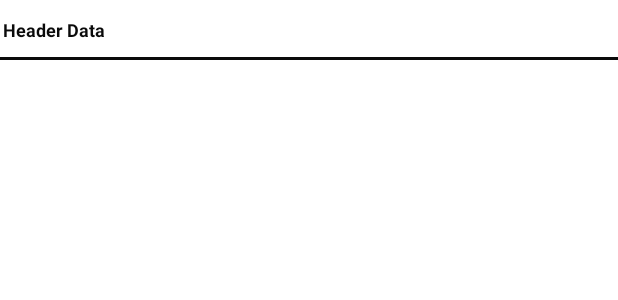
After one commit to ece1778-2020/WhichFace, an Android app: the layout table_view_column_header_layout.xml on its own in the app's theme, with its tools: preview values and no code run, on a phone screen of 412 x 824 dp. The commit adds this screen. Shown: the top 300 px of the screen. Run offline under Robolectric (Android 15) with nearby library versions, the phone set to English and light mode, and no system bars.

```diff
--- /dev/null
+++ b/app/src/main/res/layout/table_view_column_header_layout.xml
@@ -0,0 +1,42 @@
+<?xml version="1.0" encoding="utf-8"?>
+<LinearLayout
+    android:id="@+id/column_header_container"
+    xmlns:android="http://schemas.android.com/apk/res/android"
+    xmlns:tools="http://schemas.android.com/tools"
+    android:layout_width="wrap_content"
+    android:layout_height="@dimen/default_column_header_height"
+    android:background="@color/cell_background_color"
+    android:orientation="vertical">
+
+    <FrameLayout
+        android:layout_width="match_parent"
+        android:layout_height="match_parent"
+        android:orientation="horizontal">
+
+        <LinearLayout
+            android:layout_width="match_parent"
+            android:layout_height="match_parent"
+            android:layout_gravity="center"
+            android:layout_marginEnd="2dp"
+            android:layout_marginStart="2dp"
+            android:orientation="horizontal">
+
+            <TextView
+                android:id="@+id/column_header_textView"
+                android:layout_width="wrap_content"
+                android:layout_height="match_parent"
+                android:layout_gravity="center"
+                android:gravity="center"
+                android:textColor="@color/table_view_default_text_color"
+                android:textSize="@dimen/text_size"
+                android:textStyle="bold"
+                tools:text="Header Data" />
+        </LinearLayout>
+
+        <View
+            android:layout_width="match_parent"
+            android:layout_height="2dp"
+            android:layout_gravity="bottom"
+            android:background="@color/header_line_color" />
+    </FrameLayout>
+</LinearLayout>
--- a/app/src/main/res/values/colors.xml
+++ b/app/src/main/res/values/colors.xml
@@ -3,4 +3,8 @@
     <color name="colorPrimary">#008577</color>
     <color name="colorPrimaryDark">#00574B</color>
     <color name="colorAccent">#009688</color>
+
+    <color name="cell_background_color">#ffffff</color>
+    <color name="header_line_color">#0a0a0a</color>
+    <color name="table_view_default_text_color">#0a0a0a</color>
 </resources>
--- /dev/null
+++ b/app/src/main/res/values/dimen.xml
@@ -0,0 +1,9 @@
+<?xml version="1.0" encoding="utf-8"?>
+<resources>
+    <dimen name="cell_height">40dp</dimen>
+    <dimen name="text_size">12sp</dimen>
+
+    <!-- Overriding the default values of the tableView -->
+    <dimen name="default_row_header_width">55dp</dimen>
+    <dimen name="default_column_header_height">40dp</dimen>
+</resources>
```
Also changed, not shown: app/build.gradle (+9 -0 lines), app/src/main/java/com/example/spiral2/AccuracyActivity.java (+42 -0 lines), app/src/main/java/com/example/spiral2/AccuracyConfuseAdapter.java (added, +249 -0 lines), app/src/main/java/com/example/spiral2/Cell.java (added, +17 -0 lines), app/src/main/java/com/example/spiral2/ColumnHeader.java (added, +9 -0 lines), app/src/main/java/com/example/spiral2/Custom3Adapter.java (+34 -26 lines), app/src/main/java/com/example/spiral2/RowHeader.java (added, +9 -0 lines), app/src/main/res/layout/activity_accuracy.xml (+10 -0 lines), app/src/main/res/layout/table_view_cell_layout.xml (added, +23 -0 lines), app/src/main/res/layout/table_view_corner_layout.xml (added, +28 -0 lines), app/src/main/res/layout/table_view_row_header_layout.xml (added, +36 -0 lines), 1 other file.
